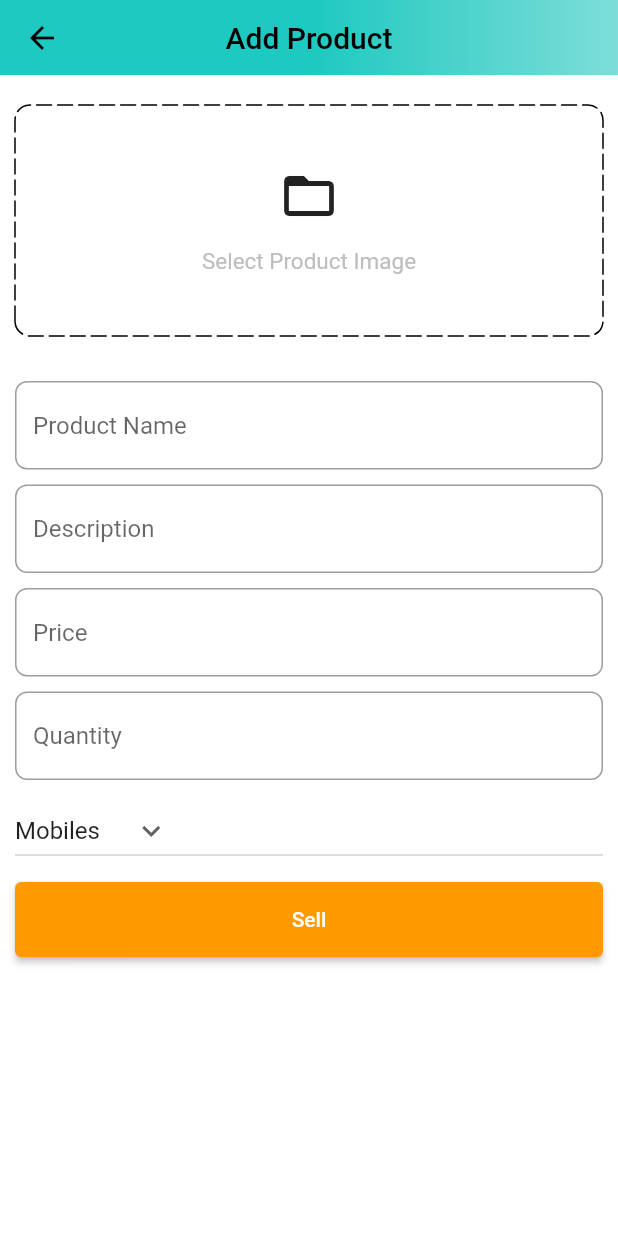
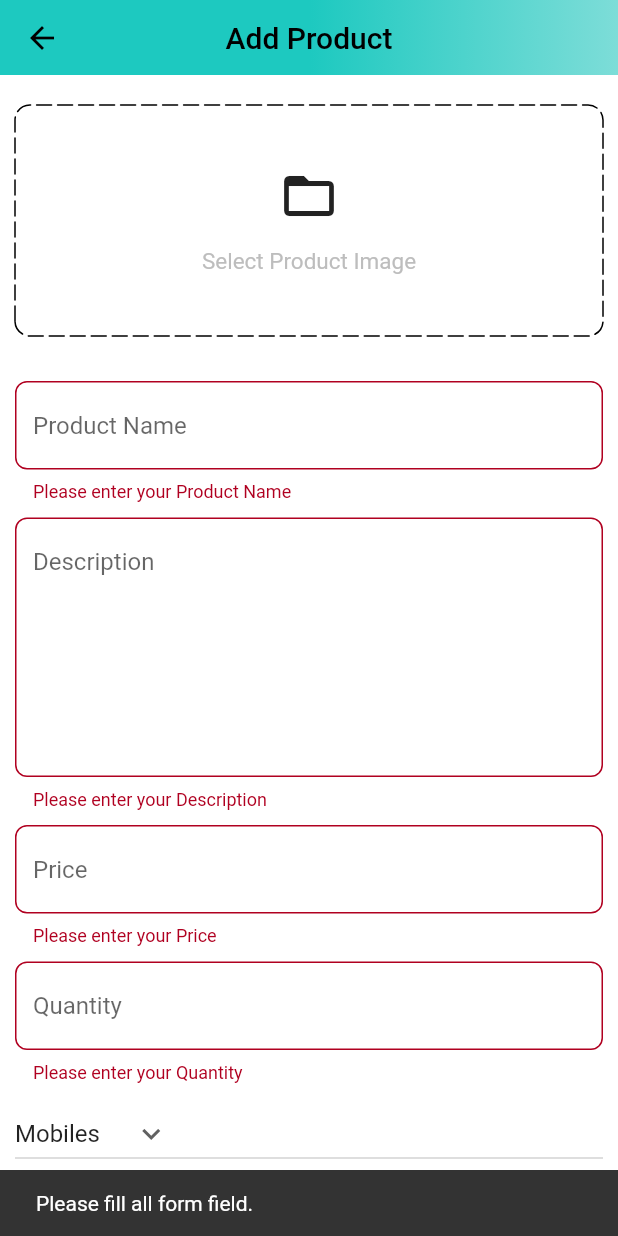
Before and after one commit to kevinDlan/Amazon_mobile_app_clone, a Flutter app: the AddProductScreen screen opened by its route, after a tap on "Sell", on a phone screen of 412 x 824 dp. Run offline on Flutter 3.47's test engine with Material 2 defaults, Android fonts, the phone set to English and light mode, and no system bars; drawn by our look-alikes of dotted_border; our stand-ins replace badges, carousel_slider, file_picker, shared_preferences; missing offline and left inert: cloudinary_public; accounts and stored records are empty.

Commit message:
implement create product

```diff
--- a/lib/common/widgets/custom_textfield.dart
+++ b/lib/common/widgets/custom_textfield.dart
@@ -19,6 +19,7 @@ class CustomTextField extends StatelessWidget {
     return TextFormField(
       controller: controller,
       obscureText: isObscureTxt,
+      maxLines: maxLine,
       decoration: InputDecoration(
         hintText: hint,
         border: const OutlineInputBorder(
--- a/lib/features/admin/screens/add_product_screen.dart
+++ b/lib/features/admin/screens/add_product_screen.dart
@@ -1,9 +1,12 @@
 import 'package:amazon/common/widgets/custom_button.dart';
 import 'package:amazon/common/widgets/custom_textfield.dart';
+import 'package:amazon/constants/utils.dart';
+import 'package:amazon/features/admin/services/admin_service.dart';
+import 'package:carousel_slider/carousel_slider.dart';
 import 'package:dotted_border/dotted_border.dart';
 import 'package:flutter/material.dart';
-
 import '../../../constants/global_variables.dart';
+import 'dart:io';
 
 class AddProductScreen extends StatefulWidget {
   const AddProductScreen({Key? key}) : super(key: key);
@@ -16,11 +19,21 @@ class AddProductScreen extends StatefulWidget {
 class _AddProductScreenState extends State<AddProductScreen> {
   final TextEditingController productNameController = TextEditingController();
   final TextEditingController productPriceController = TextEditingController();
-  final TextEditingController productDescriptionController = TextEditingController();
-  final TextEditingController productQuantityController = TextEditingController();
+  final TextEditingController productDescriptionController =
+      TextEditingController();
+  final TextEditingController productQuantityController =
+      TextEditingController();
+  final AdminService adminService = AdminService();
+  final _addProductFormKey = GlobalKey<FormState>();
   String selectedCategory = "Mobiles";
-  List<String> productCategories = ["Mobiles","Essentials","Appliances","Books","Fashion"];
-
+  List<String> productCategories = [
+    "Mobiles",
+    "Essentials",
+    "Appliances",
+    "Books",
+    "Fashion"
+  ];
+  List<File> images = [];
   @override
   void dispose() {
     // TODO: implement dispose
@@ -30,6 +43,33 @@ class _AddProductScreenState extends State<AddProductScreen> {
     productQuantityController.dispose();
     super.dispose();
   }
+
+  void selectImages() async {
+    var res = await pickImages();
+    setState(() {
+      images = res;
+    });
+  }
+
+  void addProduct()
+  {
+      if(_addProductFormKey.currentState!.validate() && images.isNotEmpty)
+        {
+          adminService.sellProduct(
+              context: context,
+              name: productNameController.text,
+              description: productDescriptionController.text,
+              price: double.parse(productPriceController.text),
+              quantity: double.parse(productQuantityController.text),
+              category: selectedCategory,
+              images: images
+          );
+        }else
+          {
+            showSnackBar(context, "Please fill all form field.");
+          }
+  }
+
   @override
   Widget build(BuildContext context) {
     return Scaffold(
@@ -41,26 +81,43 @@ class _AddProductScreenState extends State<AddProductScreen> {
             decoration:
                 const BoxDecoration(gradient: GlobalVariables.appBarGradient),
           ),
-          title: const Text("Add Product", style: TextStyle(color: Colors.black),),
+          title: const Text(
+            "Add Product",
+            style: TextStyle(color: Colors.black),
+          ),
         ),
       ),
       body: SingleChildScrollView(
         child: Form(
+          key: _addProductFormKey,
           child: Padding(
             padding: const EdgeInsets.symmetric(horizontal: 10),
             child: Column(
               children: [
                 const SizedBox(height: 20),
-                DottedBorder(
+                images.isNotEmpty
+                    ? CarouselSlider(
+                        items: images.map((e) {
+                          return Builder(
+                              builder: (BuildContext context) => Image.file(
+                                  e,
+                                  fit: BoxFit.cover,
+                                  height: 60));
+                        }).toList(),
+                        options:
+                            CarouselOptions(viewportFraction: 1, height: 200))
+                    : GestureDetector(
+                        onTap: selectImages,
+                        child: DottedBorder(
                           borderType: BorderType.RRect,
                           radius: const Radius.circular(10),
-                  dashPattern: const [10,4],
+                          dashPattern: const [10, 4],
                           strokeCap: StrokeCap.round,
                           child: Container(
                             width: double.infinity,
                             height: 150,
                             decoration: BoxDecoration(
-                      borderRadius:BorderRadius.circular(10),
+                              borderRadius: BorderRadius.circular(10),
                             ),
                             child: Column(
                               mainAxisAlignment: MainAxisAlignment.center,
@@ -68,38 +125,46 @@ class _AddProductScreenState extends State<AddProductScreen> {
                                 const Icon(Icons.folder_open, size: 40),
                                 const SizedBox(height: 15),
                                 Text("Select Product Image",
-                        style: TextStyle(fontSize: 15, color: Colors.grey.shade400))
+                                    style: TextStyle(
+                                        fontSize: 15,
+                                        color: Colors.grey.shade400))
                               ],
                             ),
                           ),
                         ),
+                      ),
                 const SizedBox(height: 30),
-                CustomTextField(controller: productNameController, hint: "Product Name"),
+                CustomTextField(
+                    controller: productNameController, hint: "Product Name"),
                 const SizedBox(height: 10),
-                CustomTextField(controller: productDescriptionController, hint: "Description",maxLine: 7),
+                CustomTextField(
+                    controller: productDescriptionController,
+                    hint: "Description",
+                    maxLine: 7),
                 const SizedBox(height: 10),
-                CustomTextField(controller: productPriceController, hint: "Price"),
+                CustomTextField(
+                    controller: productPriceController, hint: "Price"),
                 const SizedBox(height: 10),
-                CustomTextField(controller: productQuantityController, hint: "Quantity"),
+                CustomTextField(
+                    controller: productQuantityController, hint: "Quantity"),
                 const SizedBox(height: 10),
                 SizedBox(
                   width: double.infinity,
                   child: DropdownButton(
                     value: selectedCategory,
                     icon: const Icon(Icons.keyboard_arrow_down),
-                    items: productCategories.map((String cat){
-                      return DropdownMenuItem(value: cat,child: Text(cat));
+                    items: productCategories.map((String cat) {
+                      return DropdownMenuItem(value: cat, child: Text(cat));
                     }).toList(),
-                    onChanged: (String? selectedCat)
-                    {
-                       setState((){
+                    onChanged: (String? selectedCat) {
+                      setState(() {
                         selectedCategory = selectedCat!;
                       });
                     },
                   ),
                 ),
                 const SizedBox(height: 10),
-                CustomButton(value: "Sell", ontap: (){})
+                CustomButton(value: "Sell", ontap: addProduct)
               ],
             ),
           ),
--- /dev/null
+++ b/lib/features/admin/services/admin_service.dart
@@ -0,0 +1,98 @@
+import 'dart:convert';
+
+import 'package:amazon/constants/global_variables.dart';
+import 'package:amazon/constants/utils.dart';
+import 'package:amazon/models/product.dart';
+import 'package:amazon/providers/user_provider.dart';
+import 'package:cloudinary_public/cloudinary_public.dart';
+import 'package:flutter/material.dart';
+import 'dart:io';
+import 'package:http/http.dart' as http;
+import 'package:provider/provider.dart';
+import '';
+import '../../../constants/error_handle.dart';
+
+class AdminService {
+  void sellProduct(
+      {required BuildContext context,
+      required String name,
+      required String description,
+      required double price,
+      required double quantity,
+      required String category,
+      required List<File> images}) async {
+    try {
+      final userProvider = Provider.of<UserProvider>(context, listen: false);
+      final cloudinary = CloudinaryPublic("big-dream-tech", "owum7xwr");
+      List<String> imagesUrls = [];
+      for (int i = 0; i < images.length; i++) {
+        CloudinaryResponse res = await cloudinary
+            .uploadFile(CloudinaryFile.fromFile(images[i].path, folder: name));
+        imagesUrls.add(res.secureUrl);
+      }
+
+      Product product = Product(
+          name: name,
+          description: description,
+          price: price,
+          quantity: quantity,
+          category: category,
+          images: imagesUrls);
+      http.Response resp = await http.post(
+        Uri.parse('$uri/admin/add-product'),
+        headers: {
+          'Content-Type': 'application/json; charset=UTF-8',
+          'x-auth-token': userProvider.user.token
+        },
+        body: product.toJson(),
+      );
+      httErrorHandle(
+          context: context,
+          response: resp,
+          onSuccess: () {
+            ;
+            showSnackBar(context, "Product Added successfully");
+            Navigator.pop(context);
+          });
+    } catch (e) {
+      showSnackBar(context, e.toString());
+    }
+  }
+
+  //get all products
+  Future<List<Product>> getAllProduct({required BuildContext context}) async {
+    List<Product> products = [];
+    try {
+      final userProvider = Provider.of<UserProvider>(context, listen: false);
+      http.Response productResult =
+          await http.get(Uri.parse("$uri/admin/get-products"), headers: {
+        "Content-Type": "application/json; charset=UTF-8",
+        "x-auth-token": userProvider.user.token
+      });
+
+      httErrorHandle(
+          response: productResult,
+          context: context,
+          onSuccess: () {
+            for (int i = 0; i < jsonDecode(productResult.body).length; i++) {
+              products.add(
+                  Product.fromJson(
+                  jsonEncode(jsonDecode(productResult.body)[i])
+              ));
+            }
+          });
+
+    } catch (e)
+    {
+      debugPrint("Error : ${e.toString()}");
+      showSnackBar(context, e.toString());
+    }
+    return products;
+  }
+
+  //delete product
+  void deleteProduct({required BuildContext context,required Product product, required VoidCallback onSuccess})
+  {
+
+  }
+}
--- a/lib/features/auth/services/auth_service.dart
+++ b/lib/features/auth/services/auth_service.dart
@@ -3,7 +3,6 @@
 import 'package:amazon/constants/error_handle.dart';
 import 'package:amazon/constants/global_variables.dart';
 import 'package:amazon/constants/utils.dart';
-import 'package:amazon/features/home/screens/home_screen.dart';
 import 'package:amazon/models/user.dart';
 import 'package:amazon/providers/user_provider.dart';
 import 'package:flutter/material.dart';
--- a/lib/features/home/widgets/carousel_image.dart
+++ b/lib/features/home/widgets/carousel_image.dart
@@ -6,7 +6,8 @@ class CarouselImage extends StatelessWidget {
   const CarouselImage({Key? key}) : super(key: key);
 
   @override
-  Widget build(BuildContext context) {
+  Widget build(BuildContext context)
+  {
     return CarouselSlider(
         items: GlobalVariables.carouselImages.map((e) {
           return Builder(
--- a/lib/file.txt
+++ b/lib/file.txt
@@ -20,4 +20,4 @@ Scaffold(
         ),
       ),
       https://www.youtube.com/watch?v=ylJz7N-dv1E&t=281s
-      Progression : 5:08:15
+      Progression : 6:12:15
--- /dev/null
+++ b/lib/models/product.dart
@@ -0,0 +1,55 @@
+import 'dart:convert';
+
+class Product
+{
+  final String name;
+  final String description;
+  final double price;
+  final double quantity;
+  final String category;
+  final List<String> images;
+  final String? id;
+  //rating
+
+  Product({
+    required this.name,
+    required this.description,
+    required this.price,
+    required this.quantity,
+    required this.category,
+    required this.images,
+    this.id
+  });
+
+  Map<String, dynamic> toMap()
+  {
+    return
+    {
+      "name":name,
+      "description":description,
+      "price":price,
+      "quantity":quantity,
+      "category":category,
+      "images":images,
+      "id":id,
+    };
+  }
+
+  factory Product.fromMap(Map<String, dynamic> map)
+  {
+    return Product(
+        name: map['name'] ?? '',
+        description: map['description'] ?? '',
+        price: map['price']?.toDouble() ?? 0.0,
+        quantity: map['quantity']?.toDouble() ?? 0.0,
+        category: map['category'] ?? '',
+        images: List<String>.from(map['images']),
+        id: map['_id']
+    );
+  }
+
+  String toJson() => json.encode(toMap());
+
+
+  factory Product.fromJson( String source) => Product.fromMap(json.decode(source));
+}
--- a/pubspec.yaml
+++ b/pubspec.yaml
@@ -40,6 +40,8 @@ dependencies:
   badges: ^2.0.3
   carousel_slider: ^4.1.1
   dotted_border: ^2.0.0+2
+  file_picker: ^3.0.4
+  cloudinary_public: ^0.11.1
 
 dev_dependencies:
   flutter_test:
```
Also changed, not shown: lib/common/widgets/loader.dart (added, +20 -0 lines), lib/constants/utils.dart (+28 -0 lines), lib/features/admin/screens/post_screen.dart (+67 -5 lines), pubspec.lock, 6 other files. Lines whose indentation alone changed are shown as unchanged.
